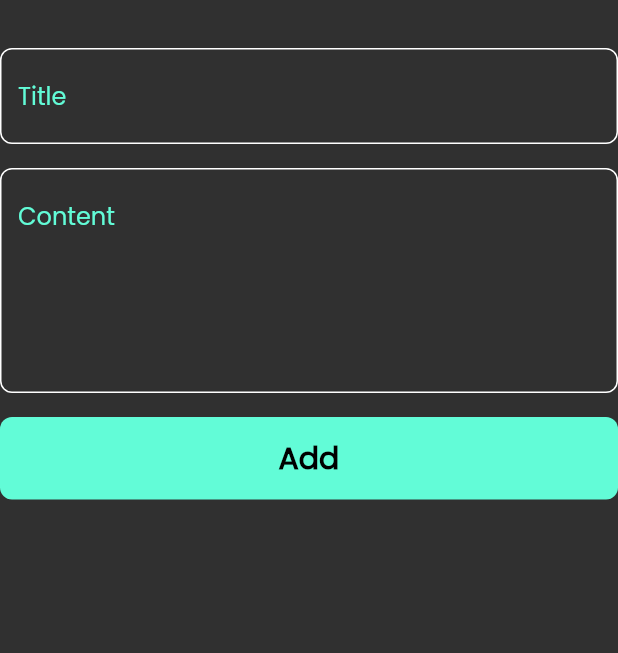
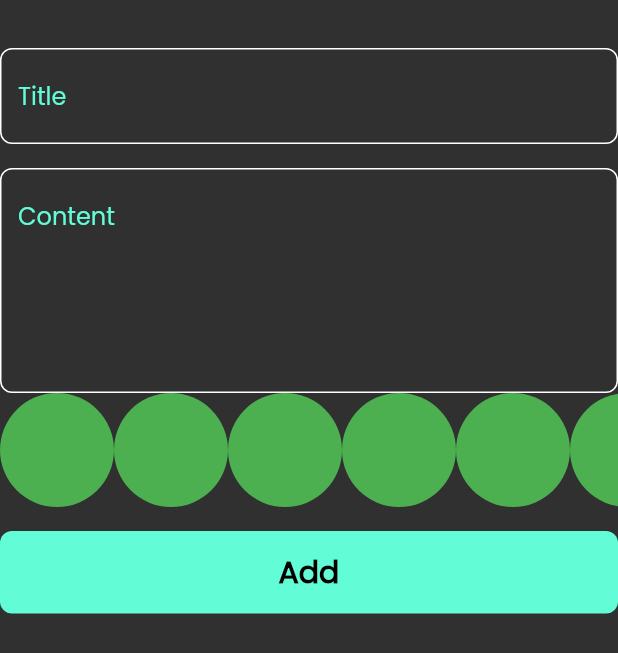
Before and after one commit to YoussefReda-YRM/notes_app, a Flutter app: the AddNoteForm widget shown alone on an empty page, opened directly, on a phone screen of 412 x 824 dp. Shown: the top 653 px of the screen. Run offline on Flutter 3.47's test engine with Material 2 defaults, Android fonts, the phone set to English and light mode, and no system bars; our stand-ins replace bloc, flutter_bloc, font_awesome_flutter, hive, hive_flutter; accounts and stored records are empty.

Commit message:
create colors list view 1

```diff
--- a/lib/widgets/add_note_form.dart
+++ b/lib/widgets/add_note_form.dart
@@ -3,6 +3,7 @@ import 'package:flutter_bloc/flutter_bloc.dart';
 import 'package:intl/intl.dart';
 import 'package:notes_app/cubits/add_note_cubit/notes_cubit.dart';
 import 'package:notes_app/models/note_model.dart';
+import 'package:notes_app/widgets/colors_list_view.dart';
 import 'package:notes_app/widgets/custom_button.dart';
 import 'package:notes_app/widgets/custom_text_field.dart';
 
@@ -42,9 +43,9 @@ class _AddNoteFormState extends State<AddNoteForm> {
           hint: "Content",
           maxLines: 5,
         ),
+        const ColorListView(),
         const SizedBox(height: 16,),
         BlocBuilder<AddNoteCubit, AddNotesState>(
-
           builder:(context, state)
           {
             return CustomButton(
--- /dev/null
+++ b/lib/widgets/colors_list_view.dart
@@ -0,0 +1,32 @@
+import 'package:flutter/material.dart';
+
+class ColorItem extends StatelessWidget {
+  const ColorItem({Key? key}) : super(key: key);
+
+  @override
+  Widget build(BuildContext context) {
+    return const CircleAvatar(
+      radius: 38,
+      backgroundColor: Colors.green,
+    );
+  }
+}
+
+class ColorListView extends StatelessWidget {
+  const ColorListView({Key? key}) : super(key: key);
+
+  @override
+  Widget build(BuildContext context) {
+    return SizedBox(
+      height: 38*2,
+      child: ListView.builder(
+          itemCount: 10,
+          scrollDirection: Axis.horizontal,
+          itemBuilder: (context, index)
+          {
+            return const ColorItem();
+          }
+      ),
+    );
+  }
+}
```
